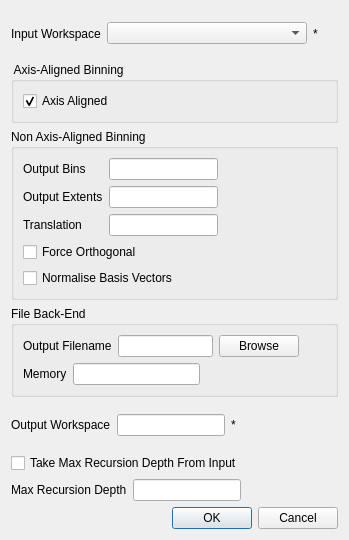
Qt form Code/Mantid/MantidQt/CustomDialogs/inc/MantidQtCustomDialogs/SlicingAlgorithmDialog.ui (mantidproject/mantid) before a commit.
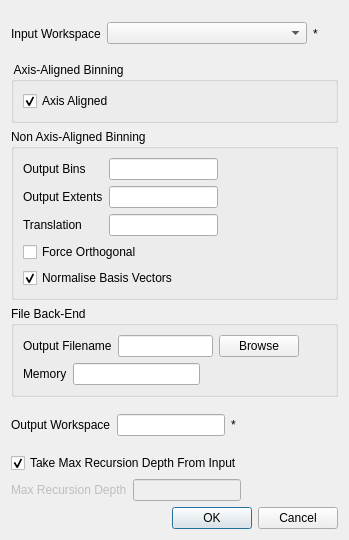
The same form after that commit. Custom widgets are drawn as their Qt base class.

Commit message: refs #4744 Adds docs

Diff of the .ui file:
```diff
--- a/Code/Mantid/MantidQt/CustomDialogs/inc/MantidQtCustomDialogs/SlicingAlgorithmDialog.ui
+++ b/Code/Mantid/MantidQt/CustomDialogs/inc/MantidQtCustomDialogs/SlicingAlgorithmDialog.ui
@@ -224,6 +224,9 @@
           <property name="text">
            <string>Normalise Basis Vectors</string>
           </property>
+          <property name="checked">
+           <bool>true</bool>
+          </property>
          </widget>
         </item>
        </layout>
@@ -342,19 +345,29 @@
        <property name="text">
         <string>Take Max Recursion Depth From Input</string>
        </property>
+       <property name="checked">
+        <bool>true</bool>
+       </property>
       </widget>
      </item>
      <item>
       <layout class="QHBoxLayout" name="recursion_layout">
        <item>
         <widget class="QLabel" name="lbl_resursion_depth">
+         <property name="enabled">
+          <bool>false</bool>
+         </property>
          <property name="text">
           <string>Max Recursion Depth</string>
          </property>
         </widget>
        </item>
        <item>
-        <widget class="QLineEdit" name="txt_resursion_depth"/>
+        <widget class="QLineEdit" name="txt_resursion_depth">
+         <property name="enabled">
+          <bool>false</bool>
+         </property>
+        </widget>
        </item>
        <item>
         <spacer name="horizontalSpacer_2">
```
The commit also changes 2 other files.
